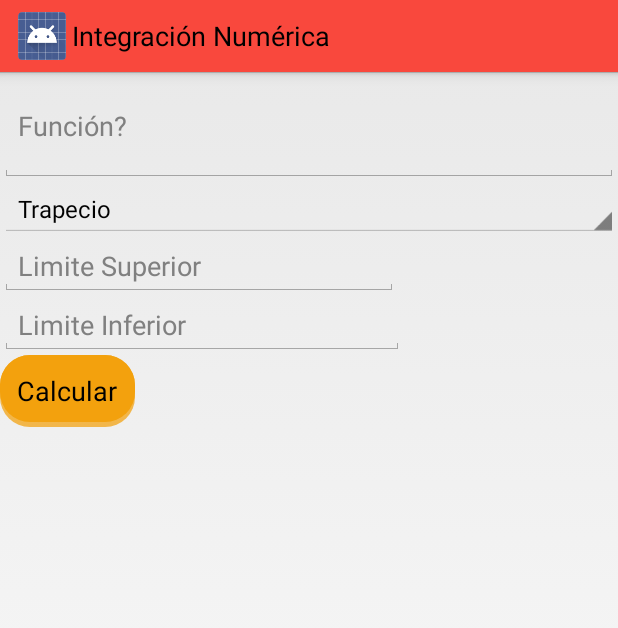
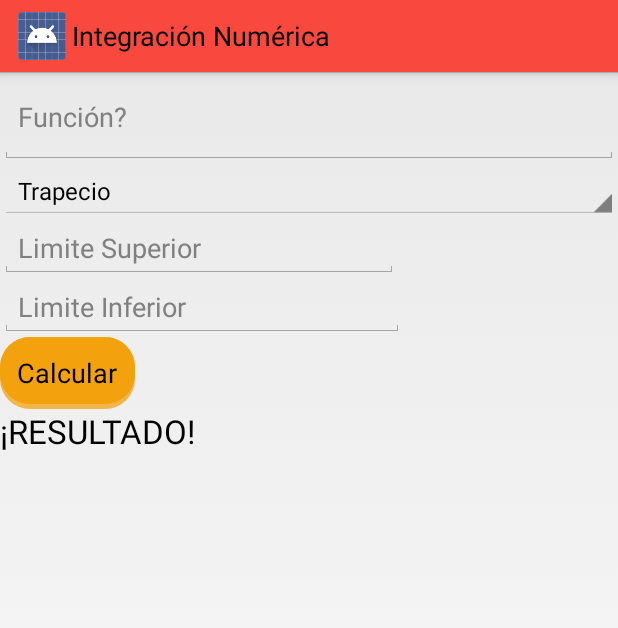
Before and after one commit to arangos/MetodosAnalisiAndroid, an Android app: the IntegracionActivity screen opened directly, with no data from a screen before it, on a phone screen of 412 x 824 dp. Shown: the top 628 px of the screen. Run offline under Robolectric (Android 15) with nearby library versions, the phone set to English and light mode, and no system bars.

Commit message:
Resultado

```diff
--- a/app/src/main/res/layout/activity_integracion.xml
+++ b/app/src/main/res/layout/activity_integracion.xml
@@ -39,5 +39,17 @@
         android:text="Calcular"
         android:background="@drawable/button"
         android:id="@+id/btnIntegracion" />
+    <HorizontalScrollView android:layout_width="fill_parent"
+        android:layout_height="202dp"
+        android:layout_weight="0.75">
+        <TextView
+            android:layout_width="match_parent"
+            android:layout_height="wrap_content"
+            android:textAppearance="?android:attr/textAppearanceLarge"
+            android:text="¡RESULTADO!"
+            android:scrollbars = "vertical"
+            android:id="@+id/txtIntegResult"
+            android:layout_weight="0.90" />
+    </HorizontalScrollView>
 
 </LinearLayout>
```
Also changed, not shown: app/src/main/res/layout/activity_nolineales.xml (+13 -0 lines).
